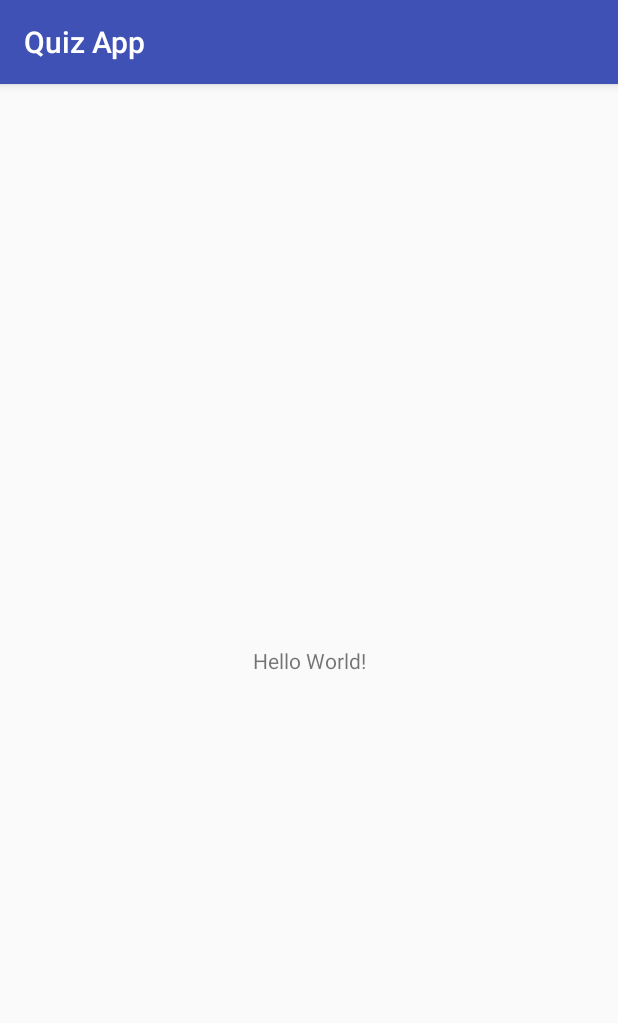
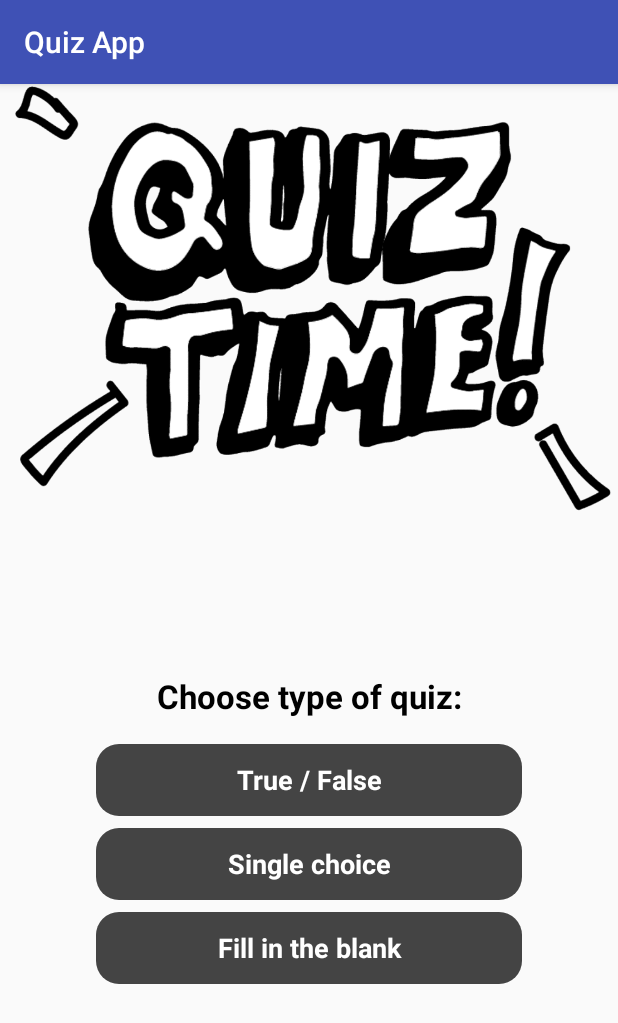
Before and after one commit to MaciejCmiel/Quiz-App, an Android app: the screen it shows after launch (MainActivity), on a phone screen of 412 x 824 dp. Shown: the top 1023 px of the screen. Run offline under Robolectric (Android 15) with nearby library versions, the phone set to English and light mode, and no system bars.

Commit message:
Add main activity (main menu)

```diff
--- /dev/null
+++ b/app/src/main/java/com/example/macx/quizapp/QuizActivity.java
@@ -0,0 +1,42 @@
+package com.example.macx.quizapp;
+
+import android.os.Bundle;
+import android.support.v7.app.AppCompatActivity;
+
+import java.util.ArrayList;
+
+/**
+ * Created by MacX on 2018-02-02.
+ */
+
+public class QuizActivity extends AppCompatActivity{
+
+    @Override
+    protected void onCreate(Bundle savedInstanceState) {
+        super.onCreate(savedInstanceState);
+        setContentView(R.layout.activity_main);
+
+        ArrayList<Question> dates = new ArrayList<Question>();
+        ArrayList<Question> numbers = new ArrayList<Question>();
+        ArrayList<Question> People = new ArrayList<Question>();
+
+
+        dates.add(new Question("When ...?", "1854" ));
+        dates.add(new Question("When ...?", "1854" ));
+        dates.add(new Question("When ...?", "1854" ));
+        dates.add(new Question("When ...?", "1854" ));
+
+
+        numbers.add(new Question("How many is 12 to the power of 2?", "144" ));
+        numbers.add(new Question("How many is 13 to the power of 2?", "169" ));
+        numbers.add(new Question("How many is 14 to the power of 2?", "196" ));
+        numbers.add(new Question("How many is 15 to the power of 2?", "255" ));
+
+        People.add(new Question("Who developed the theory of relativity?", "Albert Einstein" ));
+        People.add(new Question("Who was leading Spartans in Thermopylae battle?", "Leonidas" ));
+        People.add(new Question("Who is Poland president?", "Andrzej Duda" ));
+        People.add(new Question("Who has invented the long-lasting, practical electric light bulb?", "Thomas Edison" ));
+
+    }
+
+}
--- /dev/null
+++ b/app/src/main/res/drawable-v24/type_of_quiz.xml
@@ -0,0 +1,9 @@
+<?xml version="1.0" encoding="utf-8"?>
+<selector xmlns:android="http://schemas.android.com/apk/res/android">
+        <item>
+            <shape android:shape="rectangle">
+                <solid android:color="#444444"/>
+                <corners android:radius="15dp"/>
+            </shape>
+        </item>
+</selector>
--- a/app/src/main/res/layout/activity_main.xml
+++ b/app/src/main/res/layout/activity_main.xml
@@ -1,18 +1,44 @@
 <?xml version="1.0" encoding="utf-8"?>
-<android.support.constraint.ConstraintLayout xmlns:android="http://schemas.android.com/apk/res/android"
-    xmlns:app="http://schemas.android.com/apk/res-auto"
-    xmlns:tools="http://schemas.android.com/tools"
+<LinearLayout xmlns:android="http://schemas.android.com/apk/res/android"
     android:layout_width="match_parent"
     android:layout_height="match_parent"
-    tools:context="com.example.macx.quizapp.MainActivity">
+    android:orientation="vertical">
 
-    <TextView
-        android:layout_width="wrap_content"
-        android:layout_height="wrap_content"
-        android:text="Hello World!"
-        app:layout_constraintBottom_toBottomOf="parent"
-        app:layout_constraintLeft_toLeftOf="parent"
-        app:layout_constraintRight_toRightOf="parent"
-        app:layout_constraintTop_toTopOf="parent" />
+    <ImageView
+        android:layout_width="match_parent"
+        android:layout_height="0dp"
+        android:layout_weight="1"
+        android:scaleType="fitStart"
+        android:src="@drawable/quiztime" />
 
-</android.support.constraint.ConstraintLayout>
+    <LinearLayout xmlns:android="http://schemas.android.com/apk/res/android"
+        android:layout_width="match_parent"
+        android:layout_height="0dp"
+        android:layout_weight="1"
+        android:orientation="vertical">
+
+        <TextView
+            style="@style/CategoryStyle"
+            android:text="@string/prompt_text"
+            android:textAppearance="?android:textAppearanceLarge"
+            android:textColor="@android:color/black" />
+
+        <TextView
+            android:id="@+id/true_false_text"
+            style="@style/CategoryStyle"
+            android:background="@drawable/type_of_quiz"
+            android:text="@string/true_false" />
+
+        <TextView
+            android:id="@+id/single_choice_text"
+            style="@style/CategoryStyle"
+            android:background="@drawable/type_of_quiz"
+            android:text="@string/single_choice" />
+
+        <TextView
+            android:id="@+id/fill_in_text"
+            style="@style/CategoryStyle"
+            android:background="@drawable/type_of_quiz"
+            android:text="@string/fill_in_the_blank" />
+    </LinearLayout>
+</LinearLayout>
--- /dev/null
+++ b/app/src/main/res/values/dimens.xml
@@ -0,0 +1,8 @@
+<resources>
+    <!-- Height of each list item -->
+    <dimen name="list_item_height">88dp</dimen>
+
+    <dimen name="side_margin">64dp</dimen>
+
+
+</resources>
--- a/app/src/main/res/values/strings.xml
+++ b/app/src/main/res/values/strings.xml
@@ -1,3 +1,9 @@
 <resources>
     <string name="app_name">Quiz App</string>
+
+    <string name="true_false">True / False</string>
+    <string name="single_choice">Single choice</string>
+    <string name="fill_in_the_blank">Fill in the blank</string>
+    <string name="prompt_text">Choose type of quiz:</string>
+
 </resources>
--- a/app/src/main/res/values/styles.xml
+++ b/app/src/main/res/values/styles.xml
@@ -8,4 +8,17 @@
         <item name="colorAccent">@color/colorAccent</item>
     </style>
 
+    <style name="CategoryStyle">
+        <item name="android:layout_width">match_parent</item>
+        <item name="android:layout_height">48dp</item>
+        <item name="android:gravity">center</item>
+        <item name="android:layout_marginLeft">@dimen/side_margin</item>
+        <item name="android:layout_marginRight">@dimen/side_margin</item>
+        <item name="android:layout_marginBottom">8dp</item>
+        <item name="android:padding">8dp</item>
+        <item name="android:textColor">@android:color/white</item>
+        <item name="android:textStyle">bold</item>
+        <item name="android:textAppearance">?android:textAppearanceMedium</item>
+    </style>
+
 </resources>
```
Also changed, not shown: app/src/main/res/drawable/quiztime.jpg (added).
